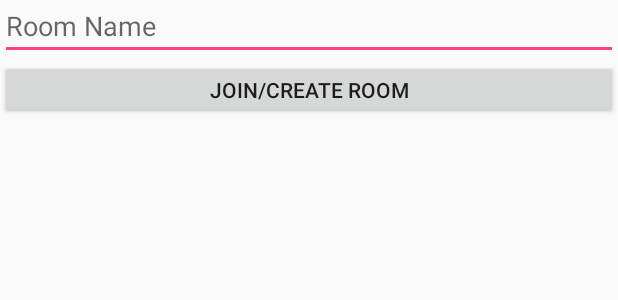
After one commit to mobibyte/2017-spring-app-android-Roomies, an Android app: the layout activity_join_room.xml on its own in the app's theme, with its tools: preview values and no code run, on a phone screen of 412 x 824 dp. The commit adds this screen. Shown: the top 300 px of the screen. Run offline under Robolectric (Android 15) with nearby library versions, the phone set to English and light mode, and no system bars.

Commit message:
recieved data from firebase about room....Need to actually join the room.

```diff
--- a/app/src/main/java/mobi/roomies/Activities/FacebookLoginActivity.java
+++ b/app/src/main/java/mobi/roomies/Activities/FacebookLoginActivity.java
@@ -80,6 +80,8 @@ public class FacebookLoginActivity extends FragmentActivity {
                     db.child("users").child(user.getUid()).setValue(data);
 
                     //change to join room thingy
+                    Intent intent = new Intent(FacebookLoginActivity.this,JoinRoomActivity.class);
+                    FacebookLoginActivity.this.startActivity(intent);
 
                 } else {
                     // User is signed out
--- /dev/null
+++ b/app/src/main/res/layout/activity_join_room.xml
@@ -0,0 +1,26 @@
+<?xml version="1.0" encoding="utf-8"?>
+<android.support.constraint.ConstraintLayout xmlns:android="http://schemas.android.com/apk/res/android"
+    xmlns:app="http://schemas.android.com/apk/res-auto"
+    xmlns:tools="http://schemas.android.com/tools"
+    android:layout_width="match_parent"
+    android:layout_height="match_parent"
+    tools:context="mobi.roomies.Activities.JoinRoomActivity">
+    <LinearLayout
+        android:layout_width="match_parent"
+        android:layout_height="wrap_content"
+        android:orientation="vertical">
+        <EditText
+            android:layout_height="40dp"
+            android:layout_width="match_parent"
+            android:hint="@string/hint_join_room"
+            android:id="@+id/join_room_edit_text"/>
+        <Button
+            android:layout_width="match_parent"
+            android:layout_height="40dp"
+            android:text="@string/join_room_button"
+            android:id="@+id/join_room_btn"/>
+
+
+    </LinearLayout>
+
+</android.support.constraint.ConstraintLayout>
--- a/app/src/main/res/values/strings.xml
+++ b/app/src/main/res/values/strings.xml
@@ -11,4 +11,6 @@
     <string name="facebook_app_id">1738963496423317</string>
     <string name="facebook_app_id_authorities">com.facebook.app.FacebookContentProvider1738963496423317"</string>
     <string name="title_activity_add_task">Add Task</string>
+    <string name="hint_join_room">Room Name</string>
+    <string name="join_room_button">Join/Create Room</string>
 </resources>
```
Also changed, not shown: app/build.gradle (+5 -4 lines), app/src/main/AndroidManifest.xml (+19 -15 lines), app/src/main/java/mobi/roomies/Activities/JoinRoomActivity.java (added, +90 -0 lines).
